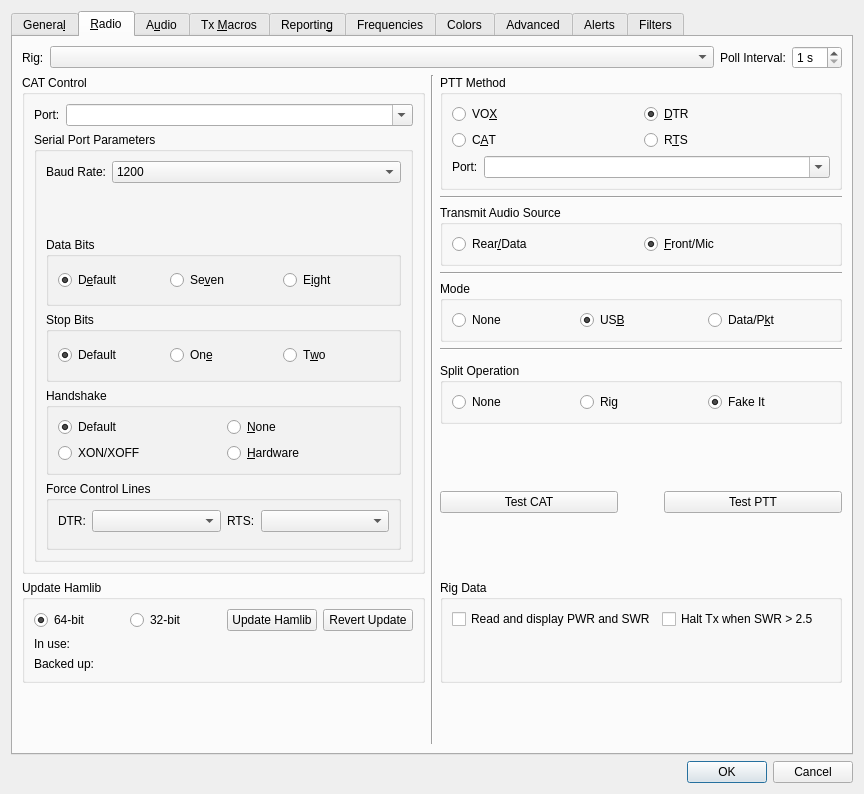
This is Configuration.ui in WSJTX/wsjtx as Qt 5 draws it before an edit. The edited form follows.
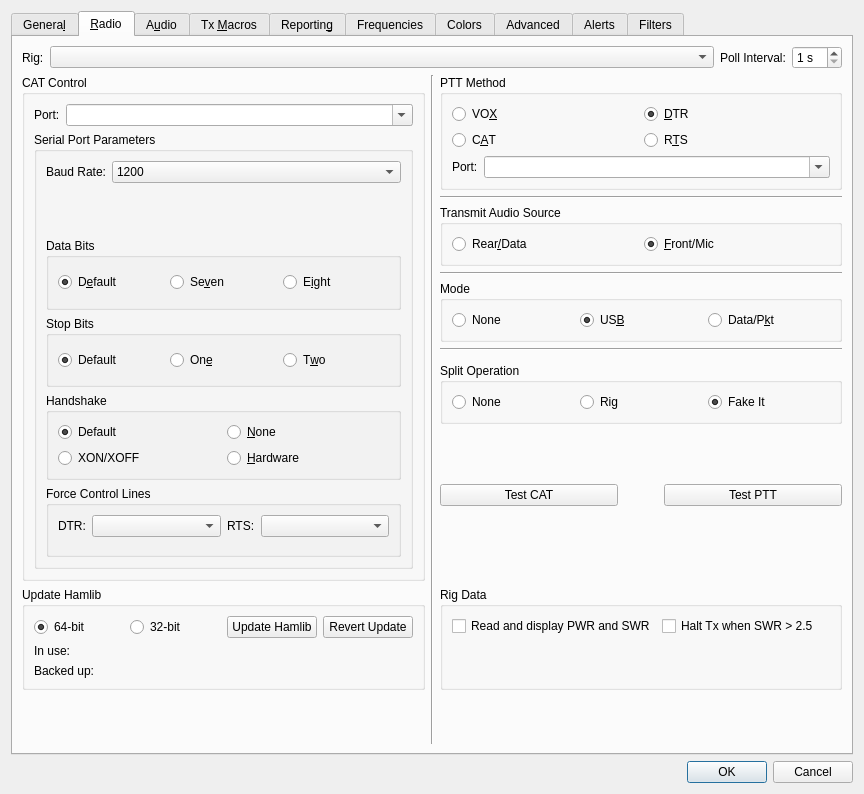
This is the edited form. The open tabs and pages were chosen to show the change. Custom widgets are drawn as their Qt base class.

Commit message: fix(settings): prepare radio mode before testing PTT

The edit to the form file:
```diff
--- a/Configuration.ui
+++ b/Configuration.ui
@@ -1361,6 +1361,8 @@
         </widget>
        </item>
        <item row="10" column="2">
+        <layout class="QVBoxLayout" name="ptt_test_layout">
+         <item>
         <layout class="QHBoxLayout" name="horizontalLayout_11">
          <item>
           <widget class="QPushButton" name="test_CAT_push_button">
@@ -1412,6 +1414,27 @@
             <string>Test PTT</string>
            </property>
            <property name="checkable">
+              <bool>true</bool>
+             </property>
+            </widget>
+           </item>
+          </layout>
+         </item>
+         <item>
+          <widget class="QLabel" name="test_PTT_status_label">
+           <property name="visible">
+            <bool>false</bool>
+           </property>
+           <property name="sizePolicy">
+            <sizepolicy hsizetype="Ignored" vsizetype="Preferred">
+             <horstretch>0</horstretch>
+             <verstretch>0</verstretch>
+            </sizepolicy>
+           </property>
+           <property name="text">
+            <string/>
+           </property>
+           <property name="wordWrap">
             <bool>true</bool>
            </property>
           </widget>
```
Lines whose indentation alone changed are shown as unchanged. The commit also changes 2 other files.
